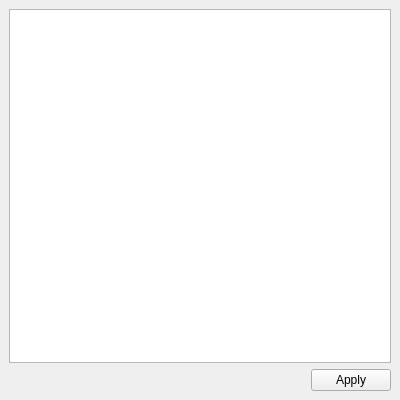
The window that src/mainwindow.ui (parov0z/bootsplash-manager) describes before a commit, drawn with Qt 5.
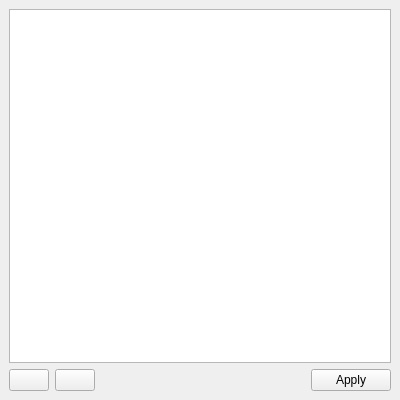
The same window after the commit. Icons and pictures are not drawn.

Diff of the .ui file:
```diff
--- a/src/mainwindow.ui
+++ b/src/mainwindow.ui
@@ -5,6 +5,14 @@
   <property name="enabled">
    <bool>true</bool>
   </property>
+  <property name="geometry">
+   <rect>
+    <x>0</x>
+    <y>0</y>
+    <width>400</width>
+    <height>400</height>
+   </rect>
+  </property>
   <property name="sizePolicy">
    <sizepolicy hsizetype="Preferred" vsizetype="Preferred">
     <horstretch>0</horstretch>
@@ -43,6 +51,28 @@
       <item>
        <layout class="QHBoxLayout" name="horizontalLayout_3"/>
       </item>
+      <item>
+       <widget class="QPushButton" name="RemoveButton">
+        <property name="text">
+         <string notr="true"/>
+        </property>
+        <property name="icon">
+         <iconset theme="delete">
+          <normaloff>.</normaloff>.</iconset>
+        </property>
+       </widget>
+      </item>
+      <item>
+       <widget class="QPushButton" name="InstallButton">
+        <property name="text">
+         <string notr="true"/>
+        </property>
+        <property name="icon">
+         <iconset theme="download">
+          <normaloff>.</normaloff>.</iconset>
+        </property>
+       </widget>
+      </item>
       <item>
        <spacer name="horizontalSpacer">
         <property name="orientation">
```
Left out of the diff: 3 changed lines with no effect on the pictures.
